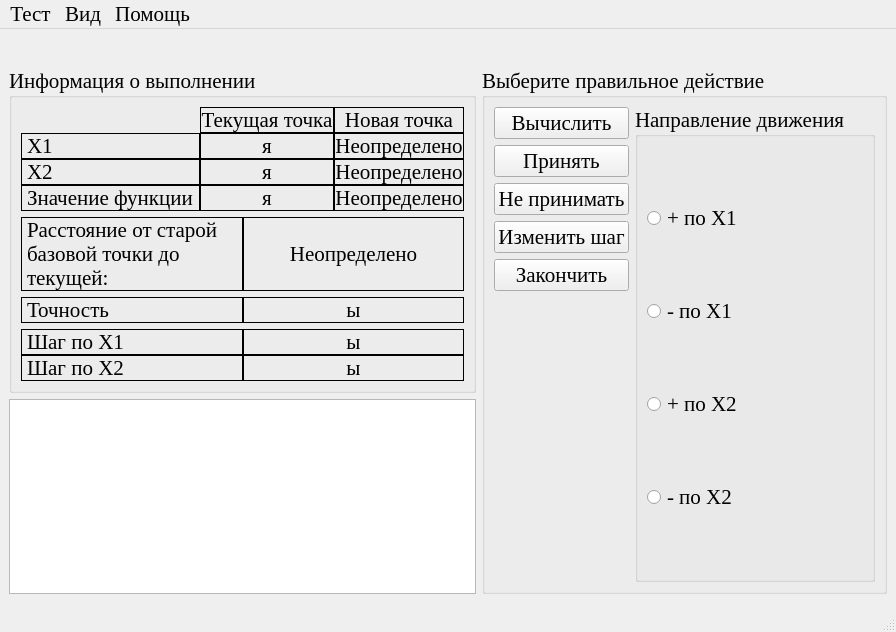
First picture: the form in optimizationmethods/ui/CWdescent_fixwindow.ui, repository Eliminationzx/optimizationmethods, before the edit.
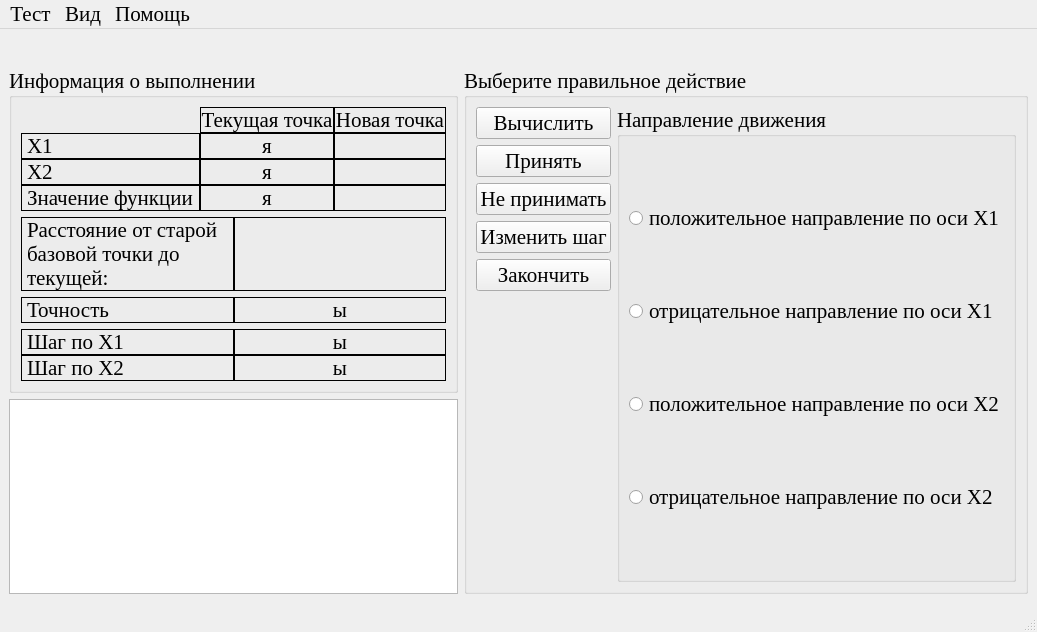
Second picture: the form after the edit. Icons and pictures are not drawn.

The edit to the form file:
```diff
--- a/optimizationmethods/ui/CWdescent_fixwindow.ui
+++ b/optimizationmethods/ui/CWdescent_fixwindow.ui
@@ -36,7 +36,7 @@
      </widget>
     </item>
     <item>
-     <layout class="QHBoxLayout" name="horizontalLayout_3" stretch="0,1">
+     <layout class="QHBoxLayout" name="horizontalLayout_3" stretch="1,2">
       <item>
        <layout class="QVBoxLayout" name="verticalLayout_3" stretch="0,1">
         <item>
@@ -100,9 +100,6 @@
                <property name="frameShape">
                 <enum>QFrame::Box</enum>
                </property>
-               <property name="text">
-                <string>Неопределено</string>
-               </property>
                <property name="alignment">
                 <set>Qt::AlignCenter</set>
                </property>
@@ -145,9 +142,6 @@
                <property name="frameShape">
                 <enum>QFrame::Box</enum>
                </property>
-               <property name="text">
-                <string>Неопределено</string>
-               </property>
                <property name="alignment">
                 <set>Qt::AlignCenter</set>
                </property>
@@ -190,9 +184,6 @@
                <property name="frameShape">
                 <enum>QFrame::Box</enum>
                </property>
-               <property name="text">
-                <string>Неопределено</string>
-               </property>
                <property name="alignment">
                 <set>Qt::AlignCenter</set>
                </property>
@@ -245,9 +236,6 @@
                <property name="frameShape">
                 <enum>QFrame::Box</enum>
                </property>
-               <property name="text">
-                <string>Неопределено</string>
-               </property>
                <property name="alignment">
                 <set>Qt::AlignCenter</set>
                </property>
@@ -383,7 +371,7 @@
           <property name="checkable">
            <bool>false</bool>
           </property>
-          <layout class="QGridLayout" name="gridLayout" columnstretch="0,1">
+          <layout class="QGridLayout" name="gridLayout" columnstretch="1,2">
            <item row="0" column="0">
             <widget class="QPushButton" name="calculate_bt">
              <property name="toolTip">
@@ -413,28 +401,28 @@
               <item>
                <widget class="QRadioButton" name="up_x1_rb">
                 <property name="text">
-                 <string>+ по Х1</string>
+                 <string>положительное направление по оси Х1</string>
                 </property>
                </widget>
               </item>
               <item>
                <widget class="QRadioButton" name="down_x1_rb">
                 <property name="text">
-                 <string>- по Х1</string>
+                 <string>отрицательное направление по оси Х1</string>
                 </property>
                </widget>
               </item>
               <item>
                <widget class="QRadioButton" name="up_x2_rb">
                 <property name="text">
-                 <string>+ по Х2</string>
+                 <string>положительное направление по оси Х2</string>
                 </property>
                </widget>
               </item>
               <item>
                <widget class="QRadioButton" name="down_x2_rb">
                 <property name="text">
-                 <string>- по Х2</string>
+                 <string>отрицательное направление по оси Х2</string>
                 </property>
                </widget>
               </item>
@@ -512,7 +500,7 @@
      <x>0</x>
      <y>0</y>
      <width>876</width>
-     <height>30</height>
+     <height>23</height>
     </rect>
    </property>
    <widget class="QMenu" name="testo_menu">
```
